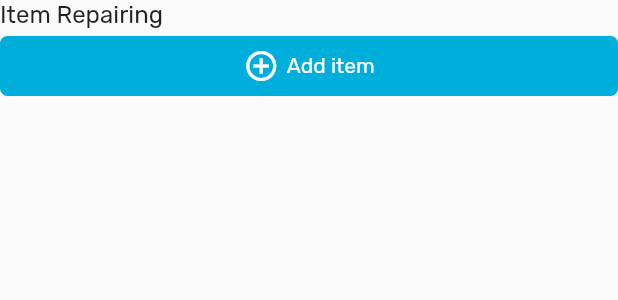
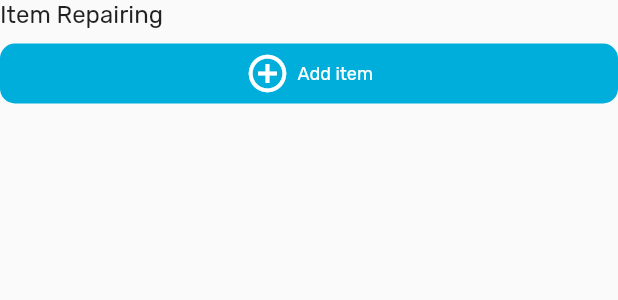
Before and after one commit to RDLMobileDev/clone_ecm, a Flutter app: the StepFillLima widget shown alone on an empty page, opened directly, on a phone screen of 412 x 824 dp. Shown: the top 300 px of the screen. Run offline on Flutter 3.47's test engine with Material 2 defaults, Android fonts, the phone set to English and light mode, and no system bars; our stand-ins replace fluttertoast, get, image_picker, shared_preferences; missing offline and left inert: date_time_format, platform_device_id; accounts and stored records are empty; network calls fail.

Commit message:
fixing layout

```diff
--- a/lib/homepage/home/fillnew/stepfillnew/stepfillempat.dart
+++ b/lib/homepage/home/fillnew/stepfillnew/stepfillempat.dart
@@ -50,7 +50,7 @@ class _StepFillEmpatState extends State<StepFillEmpat> {
               alignment: Alignment.center,
               decoration: BoxDecoration(
                   borderRadius: BorderRadius.all(Radius.circular(10)),
-                  color: Colors.blue),
+                  color: Color(0xFF00AEDB)),
               child: Row(
                 mainAxisAlignment: MainAxisAlignment.center,
                 children: <Widget>[
--- a/lib/homepage/home/fillnew/stepfillnew/stepfilllima.dart
+++ b/lib/homepage/home/fillnew/stepfillnew/stepfilllima.dart
@@ -4,7 +4,7 @@ import 'package:e_cm/homepage/home/fillnew/additionpage/formstepfilllima.dart';
 import 'package:flutter/material.dart';
 
 class StepFillLima extends StatefulWidget {
-  const StepFillLima({ Key? key }) : super(key: key);
+  const StepFillLima({Key? key}) : super(key: key);
 
   @override
   _StepFillLimaState createState() => _StepFillLimaState();
@@ -21,29 +21,46 @@ class _StepFillLimaState extends State<StepFillLima> {
           children: [
             Container(
               width: MediaQuery.of(context).size.width,
-              child: Text("Item Repairing", style: TextStyle(fontFamily: 'Rubik', fontSize: 16, fontWeight: FontWeight.w400),),
+              child: Text(
+                "Item Repairing",
+                style: TextStyle(
+                    fontFamily: 'Rubik',
+                    fontSize: 16,
+                    fontWeight: FontWeight.w400),
+              ),
             ),
             InkWell(
-              onTap: (){
-                Navigator.of(context).push(
-                  MaterialPageRoute(builder: (context) => FormStepFilllima())
-                );
+              onTap: () {
+                Navigator.of(context).push(MaterialPageRoute(
+                    builder: (context) => FormStepFilllima()));
               },
               child: Container(
-                margin: const EdgeInsets.only(top: 5),
                 width: MediaQuery.of(context).size.width,
-                height: 40,
+                padding: EdgeInsets.all(5),
+                margin: EdgeInsets.only(top: 10),
+                alignment: Alignment.center,
                 decoration: BoxDecoration(
-                  color: Color(0xFF00AEDB),
-                  borderRadius: BorderRadius.all(Radius.circular(5))
-                ),
+                    borderRadius: BorderRadius.all(Radius.circular(10)),
+                    color: Color(0xFF00AEDB)),
                 child: Row(
                   mainAxisAlignment: MainAxisAlignment.center,
-                  // ignore: prefer_const_literals_to_create_immutables
-                  children: [
-                    Icon(Icons.add_circle_outline, color: Colors.white,),
-                    SizedBox(width: 5,),
-                    Text("Add item", style: TextStyle(fontFamily: 'Rubik', color: Colors.white, fontSize: 14, fontWeight: FontWeight.w400),)
+                  children: <Widget>[
+                    Container(
+                      margin: EdgeInsets.only(right: 5),
+                      child: Icon(
+                        Icons.add_circle_outline,
+                        color: Colors.white,
+                        size: 30,
+                      ),
+                    ),
+                    Text(
+                      'Add item',
+                      textAlign: TextAlign.center,
+                      style: TextStyle(
+                          fontFamily: 'Rubik',
+                          color: Colors.white,
+                          fontSize: 12),
+                    ),
                   ],
                 ),
               ),
```
